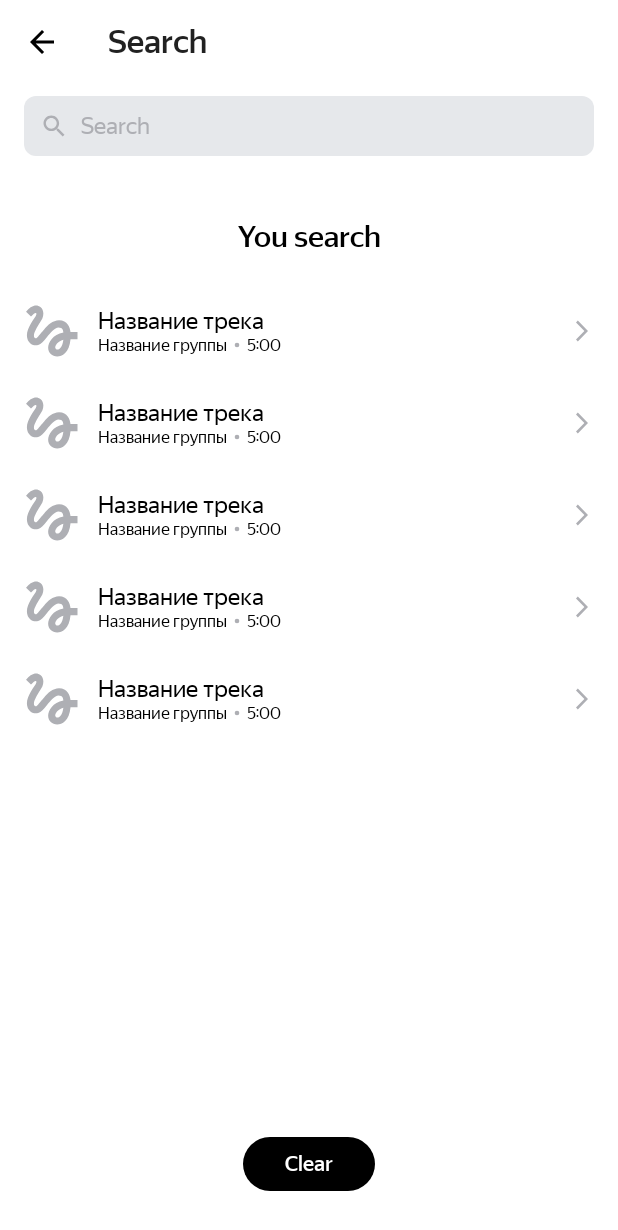
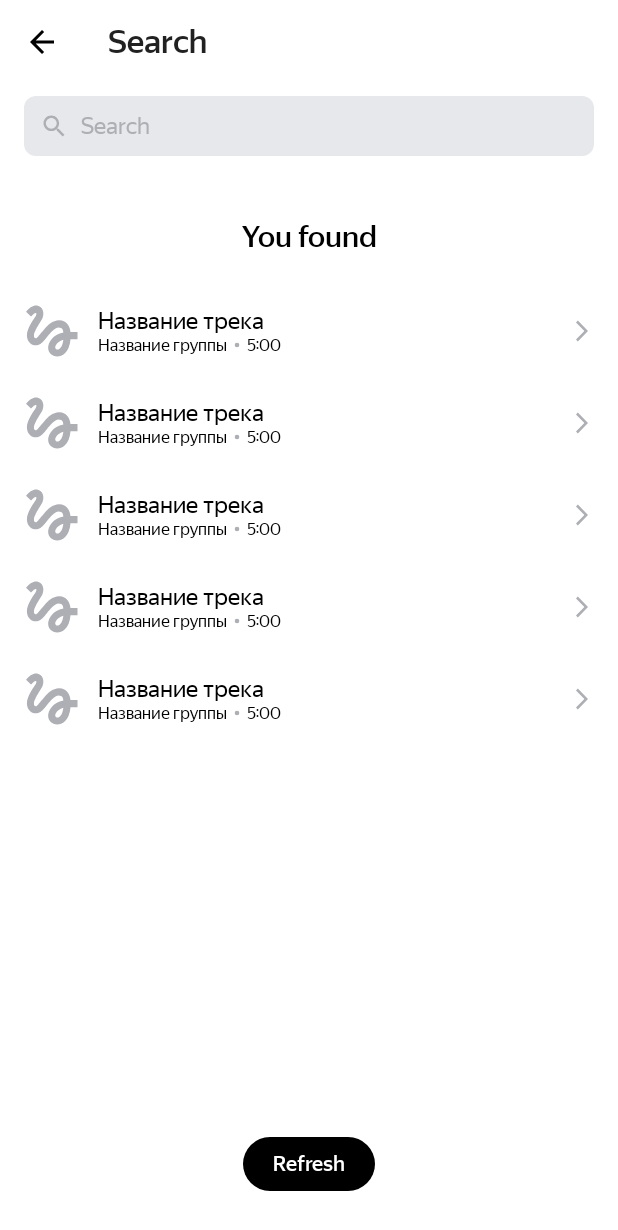
Before and after one commit to OvsyannikovMaksim/PlaylistMaker, an Android app: the layout activity_search.xml on its own in the app's theme, with its tools: preview values and no code run, on a phone screen of 412 x 824 dp. Shown: the top 1230 px of the screen. Run offline under Robolectric (Android 15) with nearby library versions, the light colour scheme and no system bars.

Commit message:
fix and some refactoring

```diff
--- a/app/src/main/res/layout/activity_search.xml
+++ b/app/src/main/res/layout/activity_search.xml
@@ -54,31 +54,7 @@
     </FrameLayout>
 
     <LinearLayout
-        android:id="@+id/nothing_found_placeholder"
-        android:layout_width="wrap_content"
-        android:layout_height="wrap_content"
-        android:orientation="vertical"
-        android:visibility="gone"
-        app:layout_constraintBottom_toBottomOf="parent"
-        app:layout_constraintEnd_toEndOf="parent"
-        app:layout_constraintStart_toStartOf="parent"
-        app:layout_constraintTop_toBottomOf="@id/edit_text_layout">
-
-        <ImageView
-            android:layout_width="wrap_content"
-            android:layout_height="wrap_content"
-            android:src="@drawable/nothing_found_pic" />
-
-        <TextView
-            style="@style/placeholderText"
-            android:layout_width="wrap_content"
-            android:layout_height="wrap_content"
-            android:layout_marginTop="@dimen/standard_margin"
-            android:text="@string/nothing_found" />
-    </LinearLayout>
-
-    <LinearLayout
-        android:id="@+id/error_found_placeholder"
+        android:id="@+id/placeholder"
         android:layout_width="wrap_content"
         android:layout_height="wrap_content"
         android:gravity="center"
@@ -90,12 +66,14 @@
         app:layout_constraintTop_toBottomOf="@id/edit_text_layout">
 
         <ImageView
+            android:id="@+id/placeholder_image"
             android:layout_width="wrap_content"
             android:layout_height="wrap_content"
             android:gravity="center"
             android:src="@drawable/error_found_pic" />
 
         <TextView
+            android:id="@+id/placeholder_text"
             style="@style/placeholderText"
             android:layout_width="wrap_content"
             android:layout_height="wrap_content"
@@ -132,7 +110,7 @@
             android:layout_marginHorizontal="@dimen/standard_margin"
             android:layout_marginTop="42dp"
             android:layout_marginBottom="20dp"
-            android:text="You search"
+            android:text="@string/history_text"
             android:textAlignment="center" />
 
         <androidx.recyclerview.widget.RecyclerView
@@ -150,7 +128,7 @@
             android:layout_width="wrap_content"
             android:layout_height="wrap_content"
             android:layout_marginVertical="@dimen/margin_24"
-            android:text="Clear" />
+            android:text="@string/history_button_text" />
     </LinearLayout>
 
 
--- a/app/src/main/res/values/strings.xml
+++ b/app/src/main/res/values/strings.xml
@@ -18,4 +18,6 @@
     <string name="nothing_found">Nothing found</string>
     <string name="error_found">Communication problems\n\nThe download failed. Check your internet connection</string>
     <string name="refresh_button_text">Refresh</string>
+    <string name="history_text">You found</string>
+    <string name="history_button_text">Refresh</string>
 </resources>
```
Also changed, not shown: app/src/main/java/com/example/playlistmaker/search/SearchActivity.kt (+25 -14 lines).
